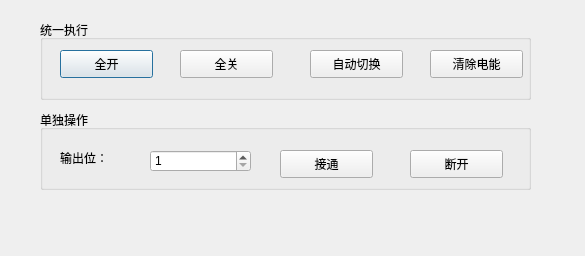
Before: the Qt Designer form PDU-CalibrateTool/adjust/debugdlg.ui in ChinaClever/PDU-CalibrateTool, drawn with Qt 5.
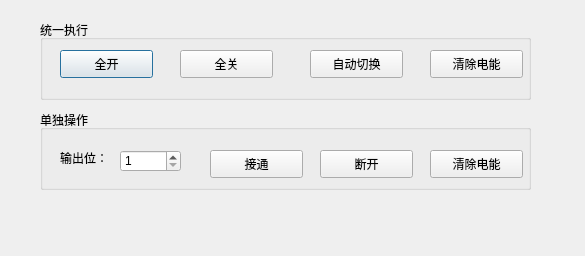
After: the same form once the commit is applied.

What changed in the file:
```diff
--- a/PDU-CalibrateTool/adjust/debugdlg.ui
+++ b/PDU-CalibrateTool/adjust/debugdlg.ui
@@ -106,9 +106,9 @@
    <widget class="QSpinBox" name="spinBox">
     <property name="geometry">
      <rect>
-      <x>110</x>
+      <x>80</x>
       <y>40</y>
-      <width>101</width>
+      <width>61</width>
       <height>22</height>
      </rect>
     </property>
@@ -116,13 +116,13 @@
      <number>1</number>
     </property>
     <property name="maximum">
-     <number>16</number>
+     <number>43</number>
     </property>
    </widget>
    <widget class="QPushButton" name="openBtn">
     <property name="geometry">
      <rect>
-      <x>240</x>
+      <x>170</x>
       <y>40</y>
       <width>93</width>
       <height>28</height>
@@ -135,7 +135,7 @@
    <widget class="QPushButton" name="closeBtn">
     <property name="geometry">
      <rect>
-      <x>370</x>
+      <x>280</x>
       <y>40</y>
       <width>93</width>
       <height>28</height>
@@ -145,6 +145,19 @@
      <string>断开</string>
     </property>
    </widget>
+   <widget class="QPushButton" name="eleBtn">
+    <property name="geometry">
+     <rect>
+      <x>390</x>
+      <y>40</y>
+      <width>93</width>
+      <height>28</height>
+     </rect>
+    </property>
+    <property name="text">
+     <string>清除电能</string>
+    </property>
+   </widget>
   </widget>
  </widget>
  <resources/>
```
